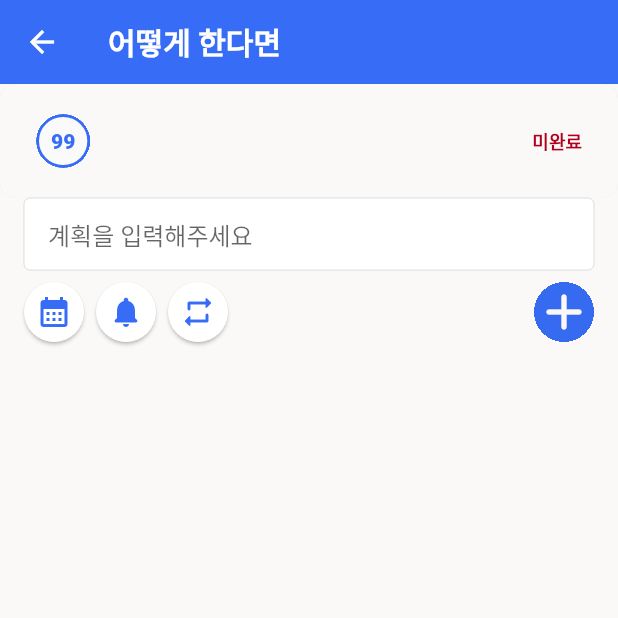
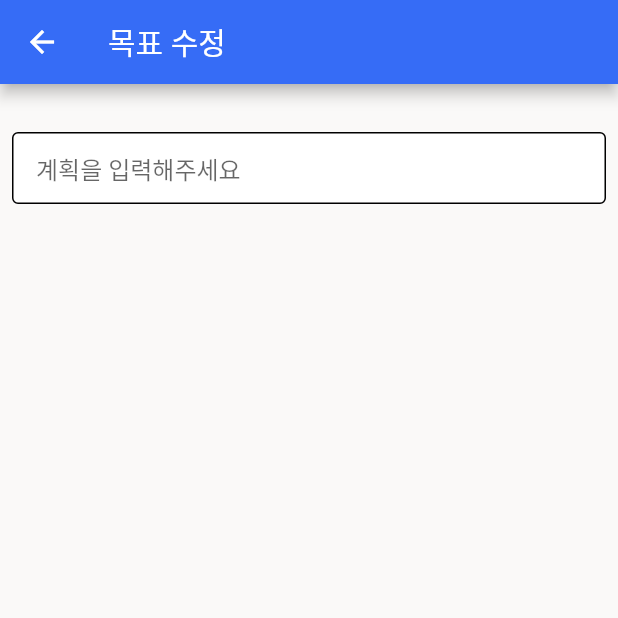
Before and after one commit to kimwlsgh33/leadu, a Flutter app: the GoalDetailScreen screen opened directly with empty values, after a tap on "99", on a phone screen of 412 x 824 dp, the top half of it. Run offline on Flutter 3.47's test engine with Material 2 defaults, Android fonts, the phone set to English and light mode, and no system bars; our stand-ins replace animated_text_kit, bloc_concurrency, flutter_bloc, google_fonts, logger, rxdart and 2 more; accounts and stored records are empty.

Commit message:
Before: getX return ..

```diff
--- a/lib/src/config/routes/routes.dart
+++ b/lib/src/config/routes/routes.dart
@@ -3,12 +3,14 @@ import 'package:flutter_bloc/flutter_bloc.dart';
 import 'package:leadu/src/domain/entities/goal.dart';
 import 'package:leadu/src/presenter/blocs/providers/goal_bloc.dart';
 import 'package:leadu/src/presenter/views/goals/goal_detail_screen.dart';
+import 'package:leadu/src/presenter/views/goals/goal_edit_screen.dart';
 import 'package:leadu/src/presenter/views/main/main_screen.dart';
 
 class AppRouter {
   static const String home = '/';
   static const String about = 'about';
   static const String goalDetail = '/goal_detail';
+  static const String goalEdit = '/goal_edit';
   final GoalBloc _goalBloc = GoalBloc();
 
   void dispose() {
@@ -46,6 +48,28 @@ class AppRouter {
             );
           },
         );
+      case goalEdit:
+        return PageRouteBuilder(
+          pageBuilder: (_, __, ___) {
+            final goal = settings.arguments as Goal;
+
+            // return GoalDetailScreen(goal: goal);
+            return BlocProvider.value(
+              value: _goalBloc,
+              child: GoalEditScreen(goal: goal),
+            );
+          },
+          transitionsBuilder: (_, animation, __, child) {
+            return FadeTransition(
+              opacity: animation.drive(
+                Tween<double>(begin: 0.0, end: 1.0).chain(
+                  CurveTween(curve: Curves.easeIn),
+                ),
+              ),
+              child: child,
+            );
+          },
+        );
       // case '/today_todo':
       //   return MaterialPageRoute(
       //     builder: (_) => BlocProvider.value(
--- a/lib/src/domain/repositories/goal_repository.dart
+++ b/lib/src/domain/repositories/goal_repository.dart
@@ -10,6 +10,10 @@ class GoalRepository {
 
   static Future<List<Goal>> getAll() async {
     return await _goalProvider.getAll();
+  }
+
+  static Future<List<Goal>> getNotCompleted() async {
+    return await _goalProvider.getNotCompleted();
   }
 
   static Future<List<Goal>> getRoots() async {
--- a/lib/src/presenter/blocs/providers/goal_bloc.dart
+++ b/lib/src/presenter/blocs/providers/goal_bloc.dart
@@ -84,7 +84,7 @@ class GoalBloc extends Bloc<GoalEvent, List<Goal>> {
   //================================================================
   void _onInitGoal(InitGoal event, Emitter<List<Goal>> emit) async {
     if (state.isEmpty) {
-      _goals = await GoalRepository.getRoots();
+      _goals = await GoalRepository.getNotCompleted();
       emit(_goals);
     }
   }
--- a/lib/src/presenter/views/goals/components/answer_card.dart
+++ b/lib/src/presenter/views/goals/components/answer_card.dart
@@ -19,33 +19,30 @@ class AnswerCard extends StatelessWidget {
   @override
   Widget build(BuildContext context) {
     return Container(
-      padding: isDetail ? const EdgeInsets.all(8) : null,
       decoration: BoxDecoration(
-        color: Theme.of(context).colorScheme.background,
+        color: Colors.white,
         borderRadius: BorderRadius.circular(10),
         boxShadow: [
           BoxShadow(
-            color: Theme.of(context).colorScheme.onBackground.withOpacity(0.1),
-            blurRadius: isDetail ? 0 : 3,
-            offset: isDetail ? const Offset(0, 0) : const Offset(0, 2),
-            // spreadRadius: 3,
+            color: Colors.black.withOpacity(0.1),
+            spreadRadius: 1,
+            blurRadius: 10,
+            offset: const Offset(0, 3),
           ),
         ],
       ),
-      child: ElevatedButton(
+      child: TextButton(
         onPressed: onPressed,
-        style: ElevatedButton.styleFrom(
+        style: TextButton.styleFrom(
+          padding: const EdgeInsets.all(8),
           backgroundColor: Theme.of(context).colorScheme.surface,
           foregroundColor: Theme.of(context).colorScheme.onSurface,
           shape: RoundedRectangleBorder(
             borderRadius: BorderRadius.circular(10),
           ),
-          disabledBackgroundColor: Theme.of(context).colorScheme.background,
-          disabledForegroundColor: Theme.of(context).colorScheme.onSurface,
-          elevation: 0,
+          disabledBackgroundColor: Theme.of(context).colorScheme.primary,
+          disabledForegroundColor: Theme.of(context).colorScheme.onPrimary,
         ),
-        child: Container(
-          padding: const EdgeInsets.symmetric(vertical: 12),
         child: Row(
           children: [
             Material(
@@ -54,18 +51,20 @@ class AnswerCard extends StatelessWidget {
               child: InkWell(
                 onTap: () => Navigator.pushNamed(
                   context,
-                    AppRouter.goalDetail,
+                  AppRouter.goalEdit,
                   arguments: goal,
                 ),
                 child: Container(
                   padding: const EdgeInsets.all(8),
-                    decoration: BoxDecoration(
+                  decoration: onPressed != null
+                      ? BoxDecoration(
                           borderRadius: BorderRadius.circular(30),
                           border: Border.all(
                             color: Theme.of(context).colorScheme.primary,
                             width: 2,
                           ),
-                    ),
+                        )
+                      : null,
                   child: Text(
                     goal.priority.toString(),
                     style: TextStyle(
@@ -89,6 +88,8 @@ class AnswerCard extends StatelessWidget {
                 maxLines: 3,
               ),
             ),
+            smallHorizontalSpace(),
+            if (onPressed != null)
               Text(
                 goal.done ? '완료' : '미완료',
                 style: TextStyle(
@@ -102,7 +103,6 @@ class AnswerCard extends StatelessWidget {
           ],
         ),
       ),
-      ),
     );
   }
 }
--- a/lib/src/presenter/views/goals/goal_detail_screen.dart
+++ b/lib/src/presenter/views/goals/goal_detail_screen.dart
@@ -38,21 +38,22 @@ class _GoalDetailScreenState extends State<GoalDetailScreen> {
     return Scaffold(
       appBar: AppBar(
         title: const Text(
-          '어떻게 한다면',
+          '어떻게?',
           style: TextStyle(fontWeight: FontWeight.bold),
         ),
         elevation: 0,
       ),
       body: Column(
         children: [
+          Padding(
+            padding: const EdgeInsets.all(16),
+            child: Column(
+              children: [
                 Hero(
                   tag: widget.goal.id,
                   child: AnswerCard(goal: widget.goal, isDetail: true),
                 ),
-          Padding(
-            padding: const EdgeInsets.symmetric(horizontal: 16),
-            child: Column(
-              children: [
+                smallVerticalSpace(),
                 FullRowTextField(
                   controller: _controller,
                   hintText: '계획을 입력해주세요',
@@ -95,6 +96,8 @@ class _GoalDetailScreenState extends State<GoalDetailScreen> {
               context.read<GoalBloc>().add(CompleteGoal(children[index]));
             }
           },
+          child: Hero(
+            tag: children[index].id,
             child: AnswerCard(
               goal: children[index],
               onPressed: () {
@@ -106,6 +109,7 @@ class _GoalDetailScreenState extends State<GoalDetailScreen> {
               },
             ),
           ),
+        ),
         separatorBuilder: (context, index) => smallVerticalSpace(),
       ),
     );
--- /dev/null
+++ b/lib/src/presenter/views/goals/goal_edit_screen.dart
@@ -0,0 +1,57 @@
+import 'package:flutter/material.dart';
+import 'package:leadu/src/base/utils.dart';
+import 'package:leadu/src/domain/entities/goal.dart';
+import 'package:leadu/src/presenter/widgets/full_textfield.dart';
+
+class GoalEditScreen extends StatefulWidget {
+  const GoalEditScreen({
+    super.key,
+    required this.goal,
+  });
+
+  final Goal goal;
+
+  @override
+  State<GoalEditScreen> createState() => _GoalEditScreenState();
+}
+
+class _GoalEditScreenState extends State<GoalEditScreen> {
+  late TextEditingController _textController;
+
+  @override
+  void initState() {
+    super.initState();
+    _textController = TextEditingController(text: widget.goal.content);
+  }
+
+  @override
+  void dispose() {
+    _textController.dispose();
+    super.dispose();
+  }
+
+  @override
+  Widget build(BuildContext context) {
+    return Scaffold(
+      appBar: AppBar(
+        title: const Text('목표 수정'),
+      ),
+      body: Padding(
+        padding: const EdgeInsets.all(8.0),
+        child: Column(
+          children: [
+
+            Text(widget.goal.content),
+            smallVerticalSpace(),
+            FullRowTextField(
+              controller: _textController,
+              hintText: '계획을 입력해주세요',
+              onSubmitted: (value) {},
+              border: const OutlineInputBorder(),
+            ),
+          ],
+        ),
+      ),
+    );
+  }
+}
--- a/lib/src/presenter/widgets/full_textfield.dart
+++ b/lib/src/presenter/widgets/full_textfield.dart
@@ -4,17 +4,19 @@ class FullRowTextField extends StatelessWidget {
   final TextEditingController controller;
   final String hintText;
   final Function(String) onSubmitted;
+  final OutlineInputBorder? border;
 
   const FullRowTextField({
     super.key,
     required this.controller,
     required this.hintText,
     required this.onSubmitted,
+    this.border,
   });
 
   @override
   Widget build(BuildContext context) {
-    final inputBorder =
+    final inputBorder = border ??
         OutlineInputBorder(borderSide: Divider.createBorderSide(context));
 
     return Row(
--- a/pubspec.yaml
+++ b/pubspec.yaml
@@ -56,6 +56,7 @@ dependencies:
   injectable: ^2.1.0
   rxdart: ^0.27.7
   bloc_concurrency: ^0.2.0
+  animated_text_kit: ^4.2.2
 
 dev_dependencies:
   flutter_test:
```
Also changed, not shown: lib/main.dart (+24 -6 lines), lib/src/data/sources/local/goal_provider.dart (+23 -0 lines), lib/src/presenter/views/goals/goal_screen.dart (+10 -34 lines), lib/src/presenter/widgets/list_item.dart (+1 -9 lines), lib/src/presenter/widgets/quest_card.dart (+10 -10 lines), pubspec.lock. Lines whose indentation alone changed are shown as unchanged.
